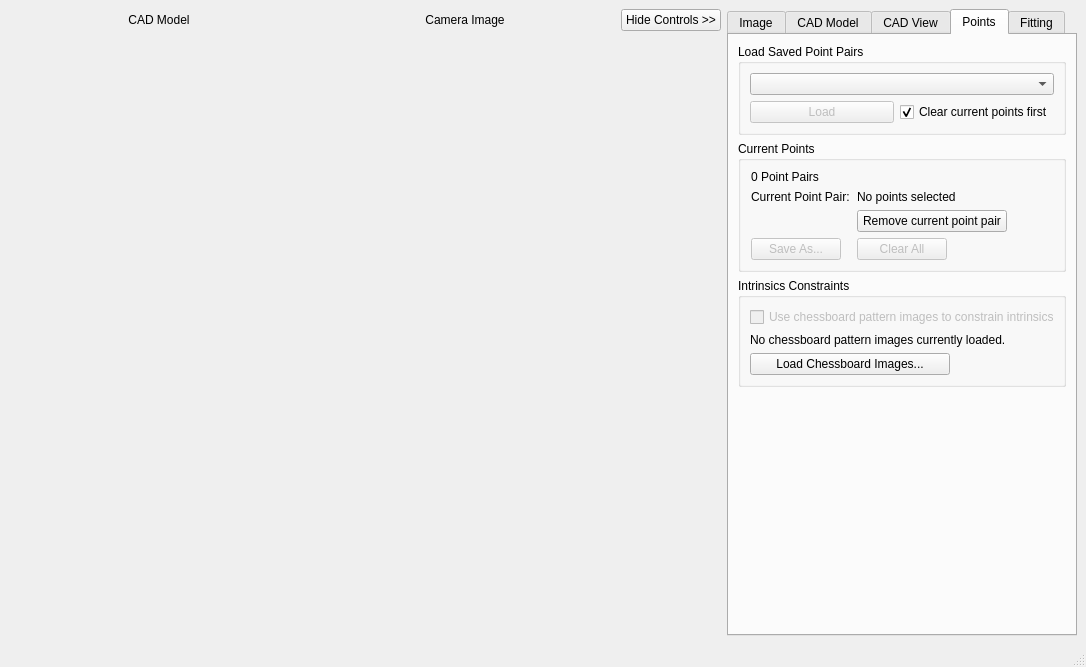
Before: the Qt Designer form calcam/ui/calcam.ui in euratom-software/calcam, drawn with Qt 5.
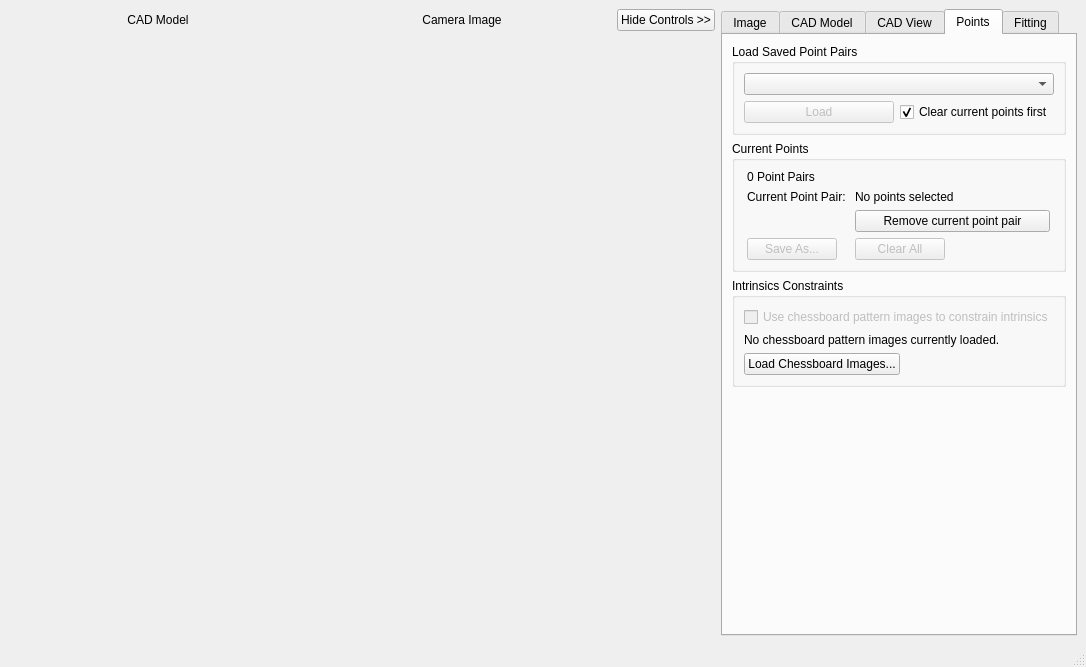
After: the same form once the commit is applied. The open tabs and pages were chosen to show the change.

```diff
--- a/calcam/ui/calcam.ui
+++ b/calcam/ui/calcam.ui
@@ -27,7 +27,7 @@
        <bool>true</bool>
       </property>
       <property name="sizePolicy">
-       <sizepolicy hsizetype="MinimumExpanding" vsizetype="Expanding">
+       <sizepolicy hsizetype="Minimum" vsizetype="Expanding">
         <horstretch>0</horstretch>
         <verstretch>0</verstretch>
        </sizepolicy>
@@ -40,7 +40,7 @@
       </property>
       <property name="maximumSize">
        <size>
-        <width>350</width>
+        <width>16777215</width>
         <height>16777215</height>
        </size>
       </property>
@@ -1017,14 +1017,14 @@
               <bool>true</bool>
              </property>
              <property name="sizePolicy">
-              <sizepolicy hsizetype="Expanding" vsizetype="Fixed">
+              <sizepolicy hsizetype="Minimum" vsizetype="Fixed">
                <horstretch>0</horstretch>
                <verstretch>0</verstretch>
               </sizepolicy>
              </property>
              <property name="maximumSize">
               <size>
-               <width>150</width>
+               <width>16777215</width>
                <height>16777215</height>
               </size>
              </property>
@@ -1105,29 +1105,12 @@
           <property name="title">
            <string>Intrinsics Constraints</string>
           </property>
-          <layout class="QVBoxLayout" name="verticalLayout">
-           <item>
-            <widget class="QCheckBox" name="use_chessboard_checkbox">
-             <property name="enabled">
-              <bool>false</bool>
-             </property>
-             <property name="text">
-              <string>Use chessboard pattern images to constrain intrinsics</string>
-             </property>
-            </widget>
-           </item>
-           <item>
-            <widget class="QLabel" name="chessboard_info">
-             <property name="text">
-              <string>No chessboard pattern images currently loaded.</string>
-             </property>
-            </widget>
-           </item>
-           <item>
+          <layout class="QGridLayout" name="gridLayout_14">
+           <item row="2" column="0">
             <widget class="QPushButton" name="chessboard_button">
              <property name="maximumSize">
               <size>
-               <width>200</width>
+               <width>16777215</width>
                <height>16777215</height>
               </size>
              </property>
@@ -1136,6 +1119,36 @@
              </property>
             </widget>
            </item>
+           <item row="2" column="1">
+            <spacer name="horizontalSpacer_4">
+             <property name="orientation">
+              <enum>Qt::Horizontal</enum>
+             </property>
+             <property name="sizeHint" stdset="0">
+              <size>
+               <width>40</width>
+               <height>20</height>
+              </size>
+             </property>
+            </spacer>
+           </item>
+           <item row="1" column="0" colspan="2">
+            <widget class="QLabel" name="chessboard_info">
+             <property name="text">
+              <string>No chessboard pattern images currently loaded.</string>
+             </property>
+            </widget>
+           </item>
+           <item row="0" column="0" colspan="2">
+            <widget class="QCheckBox" name="use_chessboard_checkbox">
+             <property name="enabled">
+              <bool>false</bool>
+             </property>
+             <property name="text">
+              <string>Use chessboard pattern images to constrain intrinsics</string>
+             </property>
+            </widget>
+           </item>
           </layout>
          </widget>
         </item>
@@ -1383,7 +1396,7 @@
        <item>
         <widget class="QLabel" name="label_19">
          <property name="sizePolicy">
-          <sizepolicy hsizetype="Preferred" vsizetype="Fixed">
+          <sizepolicy hsizetype="Expanding" vsizetype="Fixed">
            <horstretch>0</horstretch>
            <verstretch>0</verstretch>
           </sizepolicy>
@@ -1399,7 +1412,7 @@
        <item>
         <widget class="QLabel" name="label_20">
          <property name="sizePolicy">
-          <sizepolicy hsizetype="Preferred" vsizetype="Fixed">
+          <sizepolicy hsizetype="Expanding" vsizetype="Fixed">
            <horstretch>0</horstretch>
            <verstretch>0</verstretch>
           </sizepolicy>
@@ -1416,7 +1429,7 @@
         <widget class="QPushButton" name="toggle_controls_button">
          <property name="maximumSize">
           <size>
-           <width>100</width>
+           <width>16777215</width>
            <height>16777215</height>
           </size>
          </property>
```
Left out of the diff: 58 changed lines with no effect on the pictures. Lines whose indentation alone changed are shown as unchanged.
